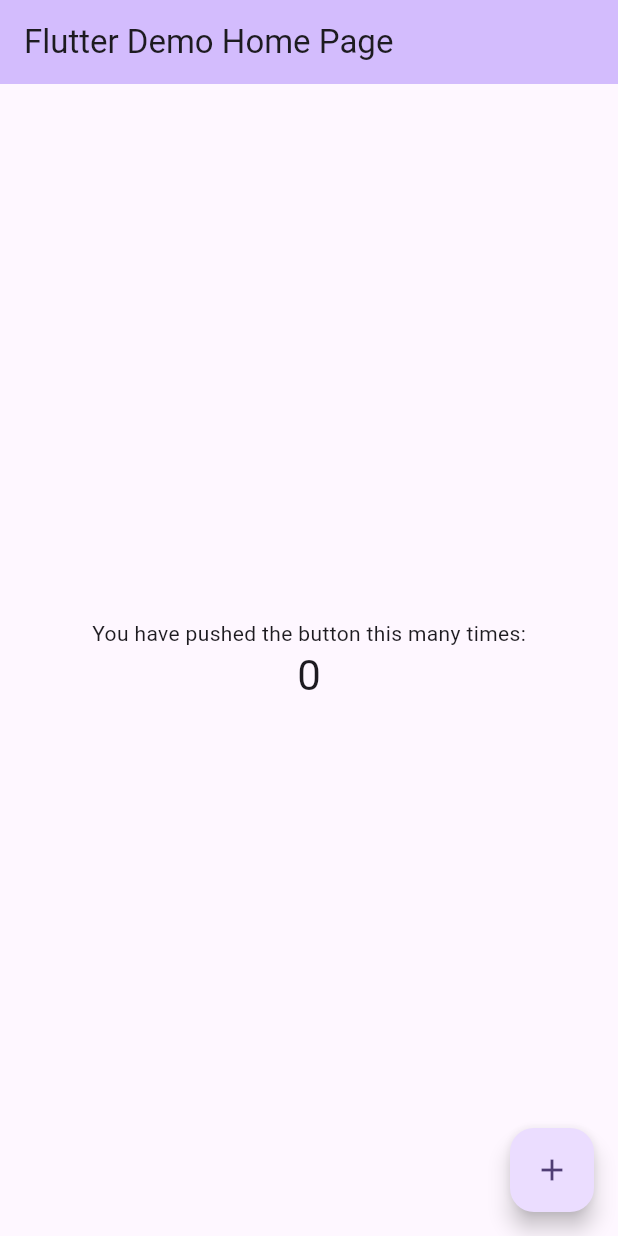
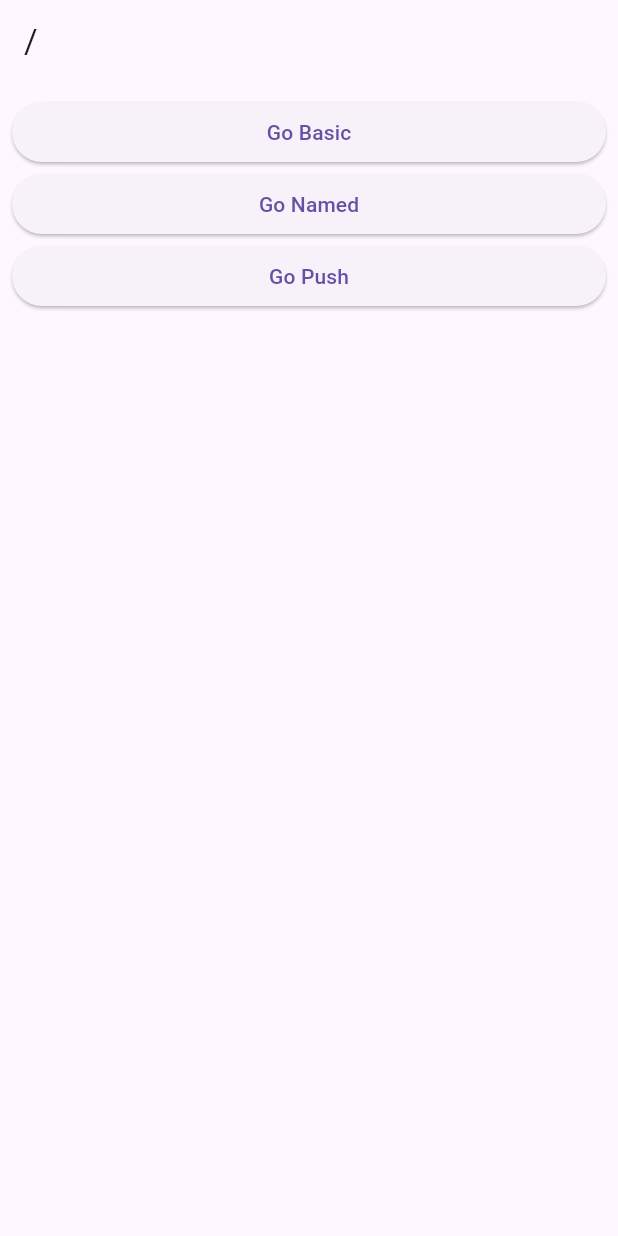
Before and after one commit to chwnnn/flutter-go-router, a Flutter app: the screen it shows after launch, on a phone screen of 412 x 824 dp. Run offline on Flutter 3.47's test engine with Material 3 defaults, Android fonts, the phone set to English and light mode, and no system bars; our stand-ins replace go_router.

Commit message:
study day1

```diff
--- /dev/null
+++ b/lib/layout/default_layout.dart
@@ -0,0 +1,21 @@
+import 'package:flutter/material.dart';
+import 'package:go_router/go_router.dart';
+
+class DefaultLayout extends StatelessWidget {
+  final Widget body;
+
+  const DefaultLayout({required this.body, super.key});
+
+  @override
+  Widget build(BuildContext context) {
+    return Scaffold(
+      appBar: AppBar(
+        title: Text(GoRouterState.of(context).location),
+      ),
+      body: Padding(
+        padding: EdgeInsets.all(8.0),
+        child: body,
+      ),
+    );
+  }
+}
--- a/lib/main.dart
+++ b/lib/main.dart
@@ -1,125 +1,19 @@
 import 'package:flutter/material.dart';
+import 'package:flutter_go_router/route/router.dart';
 
 void main() {
-  runApp(const MyApp());
+  runApp(
+    _App(),
+  );
 }
 
-class MyApp extends StatelessWidget {
-  const MyApp({super.key});
+class _App extends StatelessWidget {
+  const _App({super.key});
 
-  // This widget is the root of your application.
   @override
   Widget build(BuildContext context) {
-    return MaterialApp(
-      title: 'Flutter Demo',
-      theme: ThemeData(
-        // This is the theme of your application.
-        //
-        // TRY THIS: Try running your application with "flutter run". You'll see
-        // the application has a purple toolbar. Then, without quitting the app,
-        // try changing the seedColor in the colorScheme below to Colors.green
-        // and then invoke "hot reload" (save your changes or press the "hot
-        // reload" button in a Flutter-supported IDE, or press "r" if you used
-        // the command line to start the app).
-        //
-        // Notice that the counter didn't reset back to zero; the application
-        // state is not lost during the reload. To reset the state, use hot
-        // restart instead.
-        //
-        // This works for code too, not just values: Most code changes can be
-        // tested with just a hot reload.
-        colorScheme: ColorScheme.fromSeed(seedColor: Colors.deepPurple),
-        useMaterial3: true,
-      ),
-      home: const MyHomePage(title: 'Flutter Demo Home Page'),
+    return MaterialApp.router(
+      routerConfig: router,
     );
   }
 }
-
-class MyHomePage extends StatefulWidget {
-  const MyHomePage({super.key, required this.title});
-
-  // This widget is the home page of your application. It is stateful, meaning
-  // that it has a State object (defined below) that contains fields that affect
-  // how it looks.
-
-  // This class is the configuration for the state. It holds the values (in this
-  // case the title) provided by the parent (in this case the App widget) and
-  // used by the build method of the State. Fields in a Widget subclass are
-  // always marked "final".
-
-  final String title;
-
-  @override
-  State<MyHomePage> createState() => _MyHomePageState();
-}
-
-class _MyHomePageState extends State<MyHomePage> {
-  int _counter = 0;
-
-  void _incrementCounter() {
-    setState(() {
-      // This call to setState tells the Flutter framework that something has
-      // changed in this State, which causes it to rerun the build method below
-      // so that the display can reflect the updated values. If we changed
-      // _counter without calling setState(), then the build method would not be
-      // called again, and so nothing would appear to happen.
-      _counter++;
-    });
-  }
-
-  @override
-  Widget build(BuildContext context) {
-    // This method is rerun every time setState is called, for instance as done
-    // by the _incrementCounter method above.
-    //
-    // The Flutter framework has been optimized to make rerunning build methods
-    // fast, so that you can just rebuild anything that needs updating rather
-    // than having to individually change instances of widgets.
-    return Scaffold(
-      appBar: AppBar(
-        // TRY THIS: Try changing the color here to a specific color (to
-        // Colors.amber, perhaps?) and trigger a hot reload to see the AppBar
-        // change color while the other colors stay the same.
-        backgroundColor: Theme.of(context).colorScheme.inversePrimary,
-        // Here we take the value from the MyHomePage object that was created by
-        // the App.build method, and use it to set our appbar title.
-        title: Text(widget.title),
-      ),
-      body: Center(
-        // Center is a layout widget. It takes a single child and positions it
-        // in the middle of the parent.
-        child: Column(
-          // Column is also a layout widget. It takes a list of children and
-          // arranges them vertically. By default, it sizes itself to fit its
-          // children horizontally, and tries to be as tall as its parent.
-          //
-          // Column has various properties to control how it sizes itself and
-          // how it positions its children. Here we use mainAxisAlignment to
-          // center the children vertically; the main axis here is the vertical
-          // axis because Columns are vertical (the cross axis would be
-          // horizontal).
-          //
-          // TRY THIS: Invoke "debug painting" (choose the "Toggle Debug Paint"
-          // action in the IDE, or press "p" in the console), to see the
-          // wireframe for each widget.
-          mainAxisAlignment: MainAxisAlignment.center,
-          children: <Widget>[
-            const Text(
-              'You have pushed the button this many times:',
-            ),
-            Text(
-              '$_counter',
-              style: Theme.of(context).textTheme.headlineMedium,
-            ),
-          ],
-        ),
-      ),
-      floatingActionButton: FloatingActionButton(
-        onPressed: _incrementCounter,
-        tooltip: 'Increment',
-        child: const Icon(Icons.add),
-      ), // This trailing comma makes auto-formatting nicer for build methods.
-    );
-  }
-}
--- /dev/null
+++ b/lib/route/router.dart
@@ -0,0 +1,45 @@
+
+import 'package:flutter_go_router/screens/1_basic_screen.dart';
+import 'package:flutter_go_router/screens/2_named_screen.dart';
+import 'package:flutter_go_router/screens/3_push_screen.dart';
+import 'package:flutter_go_router/screens/root_screen.dart';
+import 'package:go_router/go_router.dart';
+
+// https://blog.codefactory.ai/ -> / -> path
+// https://blog.codefactory.ai/flutter -> /flutter
+// / -> home
+// /basic -> basic screen
+// /basic/named ->
+// /named
+
+final router = GoRouter(
+  routes: [
+    GoRoute(
+      path: '/',
+      builder: (context, state) {
+        return RootScreen();
+      },
+      routes: [
+        GoRoute(
+          path: 'basic',
+          builder: (context, state) {
+            return BasicScreen();
+          },
+        ),
+        GoRoute(
+          path: 'named',
+          name: 'named_screen',
+          builder: (context, state) {
+            return NamedScreen();
+          },
+        ),
+        GoRoute(
+          path: 'push',
+          builder: (context, state) {
+            return PushScreen();
+          },
+        ),
+      ],
+    ),
+  ],
+);
--- /dev/null
+++ b/lib/screens/root_screen.dart
@@ -0,0 +1,37 @@
+import 'package:flutter/material.dart';
+import 'package:flutter_go_router/layout/default_layout.dart';
+import 'package:go_router/go_router.dart';
+
+class RootScreen extends StatelessWidget {
+  const RootScreen({super.key});
+
+  @override
+  Widget build(BuildContext context) {
+    return DefaultLayout(
+      body: ListView(
+        children: [
+          ElevatedButton(
+            onPressed: () {
+              context.go('/basic');
+            },
+            child: Text('Go Basic'),
+          ),
+          ElevatedButton(
+            onPressed: () {
+              context.goNamed('named_screen');
+              // /123/456/789/10/11/12/13
+              // /long_screen
+            },
+            child: Text('Go Named'),
+          ),
+          ElevatedButton(
+            onPressed: () {
+              context.go('/push');
+            },
+            child: Text('Go Push'),
+          ),
+        ],
+      ),
+    );
+  }
+}
--- a/pubspec.yaml
+++ b/pubspec.yaml
@@ -35,6 +35,7 @@ dependencies:
   # The following adds the Cupertino Icons font to your application.
   # Use with the CupertinoIcons class for iOS style icons.
   cupertino_icons: ^1.0.6
+  go_router: ^7.0.1
 
 dev_dependencies:
   flutter_test:
```
Also changed, not shown: lib/screens/1_basic_screen.dart (added, +14 -0 lines), lib/screens/2_named_screen.dart (added, +15 -0 lines), lib/screens/3_push_screen.dart (added, +27 -0 lines), pubspec.lock.
